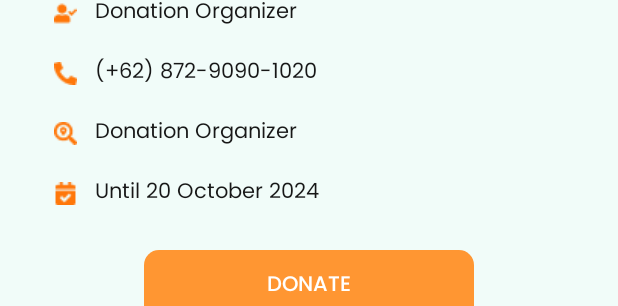
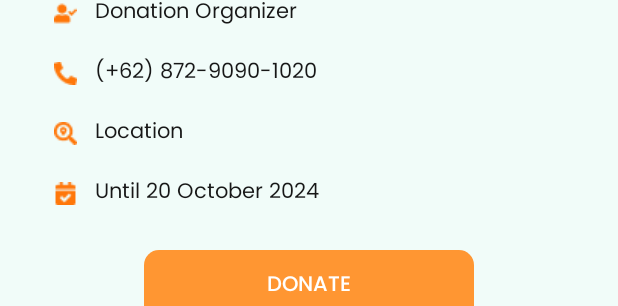
Before and after one commit to josephines1/help-hand, an Android app: the layout activity_donation_detail.xml on its own in the app's theme, with its tools: preview values and no code run, on a phone screen of 412 x 824 dp. Shown: the part 782-1088 px from the top of the screen. Run offline under Robolectric (Android 15) with nearby library versions, the phone set to English and light mode, and no system bars.

Commit message:
Fix bug di halaman detail donasi

```diff
--- a/app/src/main/java/com/example/helphandv10/activity/DonationDetailActivity.kt
+++ b/app/src/main/java/com/example/helphandv10/activity/DonationDetailActivity.kt
@@ -35,19 +35,21 @@ class DonationDetailActivity : AppCompatActivity() {
         val imageURL = donationDetail?.donationImageUrl
         val itemNeeded = donationDetail?.itemsNeeded
         val organizer = donationDetail?.organizer
+        val location = donationDetail?.location
 
         val tv_title = findViewById<TextView>(R.id.tv_detail_title)
         val iv_image = findViewById<ImageView>(R.id.iv_detail_image)
         val tv_organizer = findViewById<TextView>(R.id.tv_organizer)
+        val tv_location = findViewById<TextView>(R.id.tv_location)
 
         tv_title.text = title
+        tv_organizer.text = organizer
+        tv_location.text = location
 
         Glide.with(this)
             .load(imageURL)
             .centerCrop()
             .into(iv_image)
-
-        tv_organizer.text = organizer
 
         itemsRecyclerView = findViewById(R.id.rv_items_needed)
         itemNeededAdapter = itemNeeded?.let { ItemNeededAdapter(it) }!!
--- a/app/src/main/java/com/example/helphandv10/model/Donations.kt
+++ b/app/src/main/java/com/example/helphandv10/model/Donations.kt
@@ -23,6 +23,7 @@ data class Donations(
         override fun Donations.write(parcel: Parcel, flags: Int) {
             parcel.writeString(title)
             parcel.writeString(donationImageUrl)
+            parcel.writeString(location)
             parcel.writeString(organizer)
             parcel.writeParcelable(deadline, flags)
             parcel.writeStringList(itemsNeeded)
@@ -34,7 +35,7 @@ data class Donations(
                 parcel.readString() ?: "",
                 parcel.readString() ?: "",
                 parcel.readString() ?: "",
-                "",
+                parcel.readString() ?: "",
                 parcel.readParcelable(Timestamp::class.java.classLoader) ?: Timestamp.now(),
                 parcel.createStringArrayList() ?: emptyList(),
                 parcel.readHashMap(DonorConfirmation::class.java.classLoader) as HashMap<String, DonorConfirmation>?
--- a/app/src/main/res/layout/activity_donation_detail.xml
+++ b/app/src/main/res/layout/activity_donation_detail.xml
@@ -192,7 +192,7 @@
                         android:layout_width="wrap_content"
                         android:layout_height="wrap_content"
                         android:layout_marginStart="12dp"
-                        android:text="Donation Organizer"
+                        android:text="Location"
                         app:layout_constraintBottom_toBottomOf="parent"
                         app:layout_constraintStart_toEndOf="@id/iv_icon_location"
                         app:layout_constraintTop_toTopOf="parent" />
```
